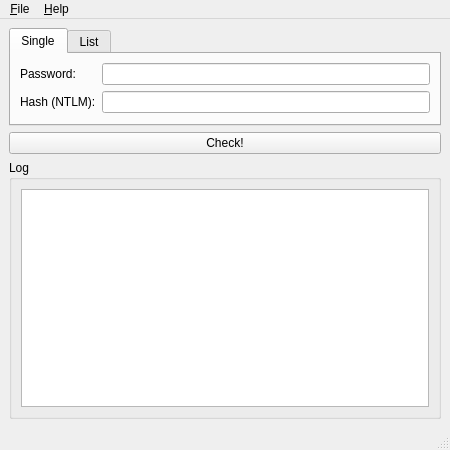
This is mainwindow.ui in BrainB0ne/haveibeenpwned-local as Qt 5 draws it before an edit. The edited form follows.
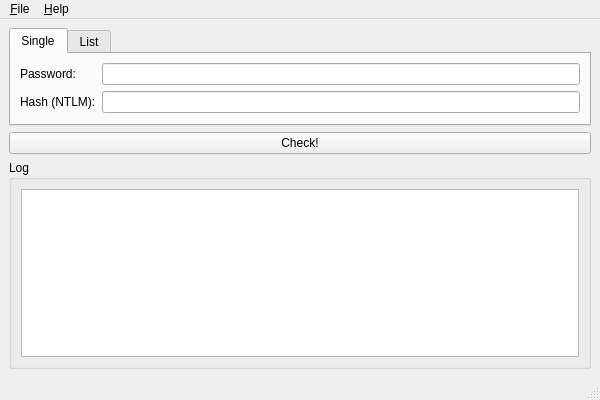
This is the edited form.

Commit message: convert password to NTLM hash

Patch:
```diff
--- a/mainwindow.ui
+++ b/mainwindow.ui
@@ -6,8 +6,8 @@
    <rect>
     <x>0</x>
     <y>0</y>
-    <width>450</width>
-    <height>450</height>
+    <width>600</width>
+    <height>400</height>
    </rect>
   </property>
   <property name="windowTitle">
@@ -132,7 +132,7 @@
     <rect>
      <x>0</x>
      <y>0</y>
-     <width>450</width>
+     <width>600</width>
      <height>22</height>
     </rect>
    </property>
```
The commit also changes 2 other files.
